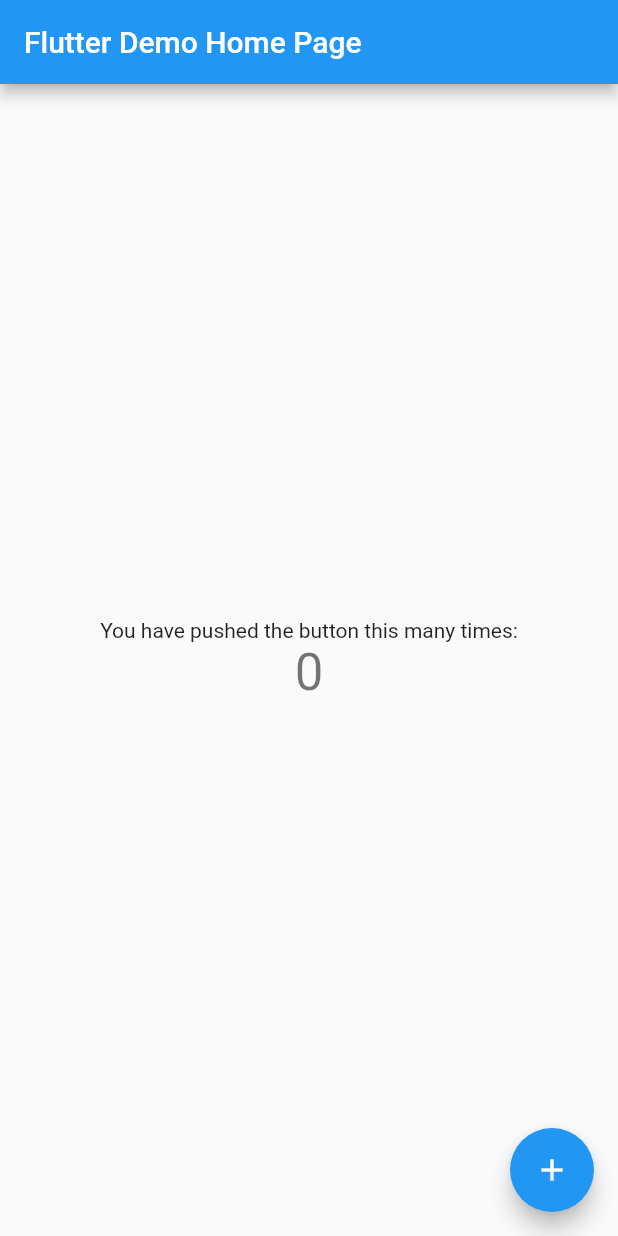
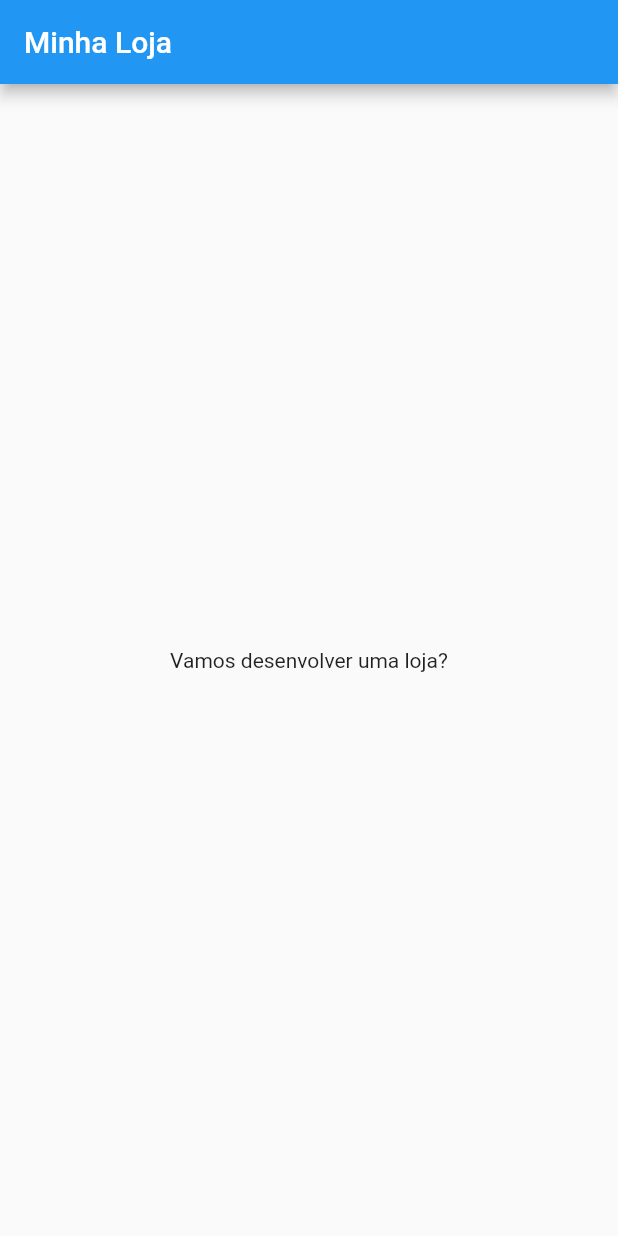
Before and after one commit to leoCardosoDev/flutter_manager_state_ecommerce, a Flutter app: the screen it shows after launch, on a phone screen of 412 x 824 dp. Run offline on Flutter 3.47's test engine with Material 2 defaults, Android fonts, the phone set to English and light mode, and no system bars.

```diff
--- a/lib/main.dart
+++ b/lib/main.dart
@@ -11,107 +11,24 @@ class MyApp extends StatelessWidget {
     return MaterialApp(
       title: 'Flutter Demo',
       theme: ThemeData(
-        // This is the theme of your application.
-        //
-        // Try running your application with "flutter run". You'll see the
-        // application has a blue toolbar. Then, without quitting the app, try
-        // changing the primarySwatch below to Colors.green and then invoke
-        // "hot reload" (press "r" in the console where you ran "flutter run",
-        // or simply save your changes to "hot reload" in a Flutter IDE).
-        // Notice that the counter didn't reset back to zero; the application
-        // is not restarted.
         primarySwatch: Colors.blue,
-        // This makes the visual density adapt to the platform that you run
-        // the app on. For desktop platforms, the controls will be smaller and
-        // closer together (more dense) than on mobile platforms.
         visualDensity: VisualDensity.adaptivePlatformDensity,
       ),
-      home: MyHomePage(title: 'Flutter Demo Home Page'),
+      home: MyHomePage(),
     );
   }
 }
 
-class MyHomePage extends StatefulWidget {
-  MyHomePage({Key key, this.title}) : super(key: key);
-
-  // This widget is the home page of your application. It is stateful, meaning
-  // that it has a State object (defined below) that contains fields that affect
-  // how it looks.
-
-  // This class is the configuration for the state. It holds the values (in this
-  // case the title) provided by the parent (in this case the App widget) and
-  // used by the build method of the State. Fields in a Widget subclass are
-  // always marked "final".
-
-  final String title;
-
-  @override
-  _MyHomePageState createState() => _MyHomePageState();
-}
-
-class _MyHomePageState extends State<MyHomePage> {
-  int _counter = 0;
-
-  void _incrementCounter() {
-    setState(() {
-      // This call to setState tells the Flutter framework that something has
-      // changed in this State, which causes it to rerun the build method below
-      // so that the display can reflect the updated values. If we changed
-      // _counter without calling setState(), then the build method would not be
-      // called again, and so nothing would appear to happen.
-      _counter++;
-    });
-  }
-
+class MyHomePage extends StatelessWidget {
   @override
   Widget build(BuildContext context) {
-    // This method is rerun every time setState is called, for instance as done
-    // by the _incrementCounter method above.
-    //
-    // The Flutter framework has been optimized to make rerunning build methods
-    // fast, so that you can just rebuild anything that needs updating rather
-    // than having to individually change instances of widgets.
     return Scaffold(
       appBar: AppBar(
-        // Here we take the value from the MyHomePage object that was created by
-        // the App.build method, and use it to set our appbar title.
-        title: Text(widget.title),
+        title: Text('Minha Loja'),
       ),
       body: Center(
-        // Center is a layout widget. It takes a single child and positions it
-        // in the middle of the parent.
-        child: Column(
-          // Column is also a layout widget. It takes a list of children and
-          // arranges them vertically. By default, it sizes itself to fit its
-          // children horizontally, and tries to be as tall as its parent.
-          //
-          // Invoke "debug painting" (press "p" in the console, choose the
-          // "Toggle Debug Paint" action from the Flutter Inspector in Android
-          // Studio, or the "Toggle Debug Paint" command in Visual Studio Code)
-          // to see the wireframe for each widget.
-          //
-          // Column has various properties to control how it sizes itself and
-          // how it positions its children. Here we use mainAxisAlignment to
-          // center the children vertically; the main axis here is the vertical
-          // axis because Columns are vertical (the cross axis would be
-          // horizontal).
-          mainAxisAlignment: MainAxisAlignment.center,
-          children: <Widget>[
-            Text(
-              'You have pushed the button this many times:',
-            ),
-            Text(
-              '$_counter',
-              style: Theme.of(context).textTheme.headline4,
-            ),
-          ],
-        ),
+        child: Text('Vamos desenvolver uma loja?'),
       ),
-      floatingActionButton: FloatingActionButton(
-        onPressed: _incrementCounter,
-        tooltip: 'Increment',
-        child: Icon(Icons.add),
-      ), // This trailing comma makes auto-formatting nicer for build methods.
     );
   }
 }
```
Also changed, not shown: lib/data/dummy_data.dart (added, +35 -0 lines), lib/models/product.dart (added, +19 -0 lines), lib/views/products_overview.dart (added, +8 -0 lines), pubspec.yaml (+11 -7 lines), assets/fonts/Anton-Regular.ttf (added), assets/fonts/Lato-Bold.ttf (added), assets/fonts/Lato-Regular.ttf (added), pubspec.lock.
